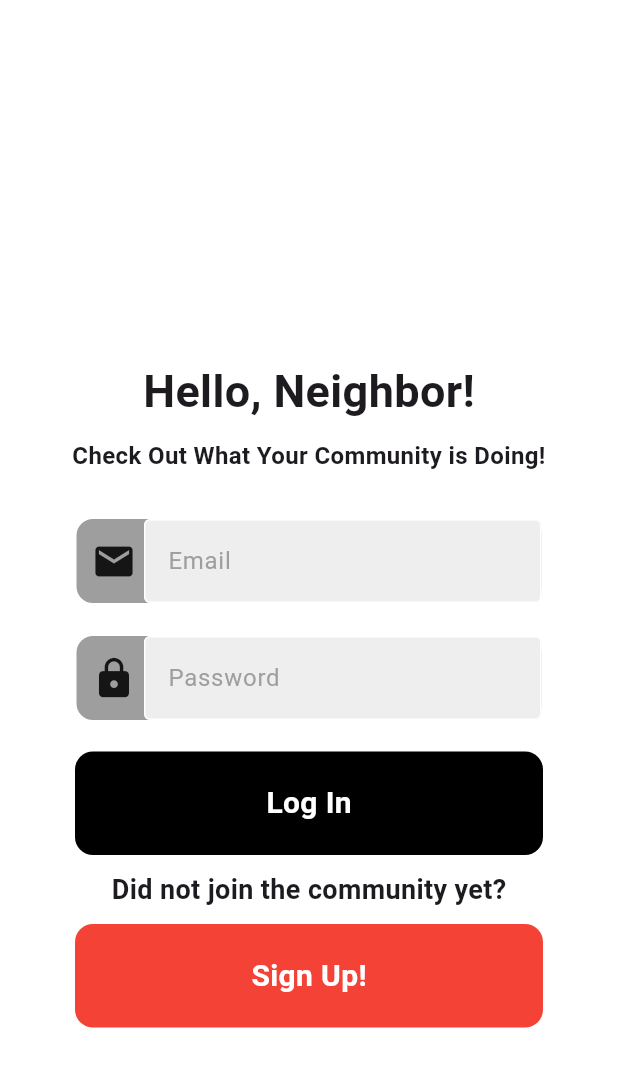
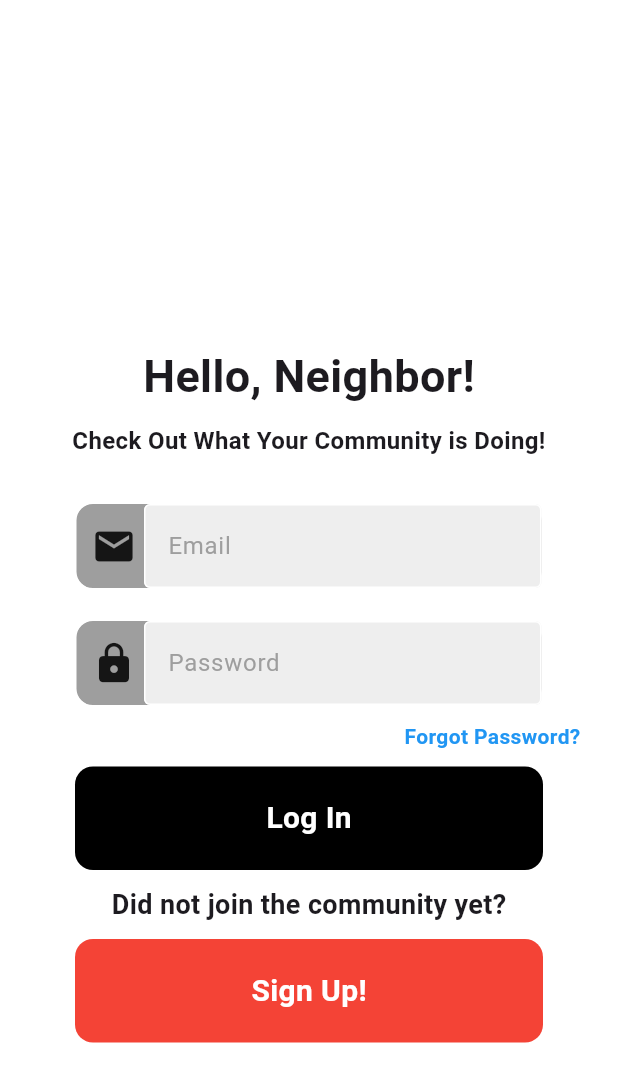
Before and after one commit to HalcyonAbsedion/BilMant2a, a Flutter app: the screen it shows after launch, on a phone screen of 412 x 824 dp. Shown: the top 1082 px of the screen. Run offline on Flutter 3.47's test engine with Material 3 defaults, Android fonts, the phone set to English and light mode, and no system bars; our stand-ins replace firebase_auth, firebase_core; accounts and stored records are empty.

Commit message:
Reset Password Feature

```diff
--- a/lib/pages/login_page.dart
+++ b/lib/pages/login_page.dart
@@ -3,6 +3,7 @@ import 'package:firebase_core/firebase_core.dart';
 import 'package:flutter/material.dart';
 
 import '../components/text_field.dart';
+import '../pages/forgot_pw_page.dart';
 
 class LoginPage extends StatefulWidget {
   final Function()? onTap;
@@ -125,7 +126,30 @@ class _LoginPageState extends State<LoginPage> {
                       ),
                     ),
                   ),
-                  const SizedBox(height: 20),
+                  const SizedBox(height: 10),
+                  Padding(
+                    padding: const EdgeInsets.symmetric(horizontal: 25),
+                    child: Row(
+                      mainAxisAlignment: MainAxisAlignment.end,
+                      children: [
+                        GestureDetector(
+                          onTap: () {
+                            Navigator.push(context,
+                                MaterialPageRoute(builder: (context) {
+                              return ForgotPasswordPage();
+                            }));
+                          },
+                          child: Text(
+                            'Forgot Password?',
+                            style: TextStyle(
+                                color: Colors.blue,
+                                fontWeight: FontWeight.bold),
+                          ),
+                        ),
+                      ],
+                    ),
+                  ),
+                  const SizedBox(height: 10),
 
                   //login button
                   Padding(
```
Also changed, not shown: lib/pages/forgot_pw_page.dart (added, +95 -0 lines).
